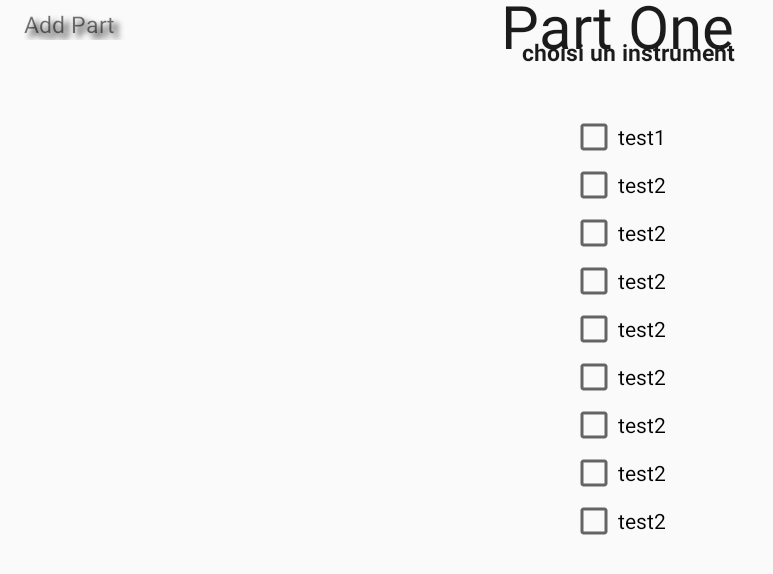
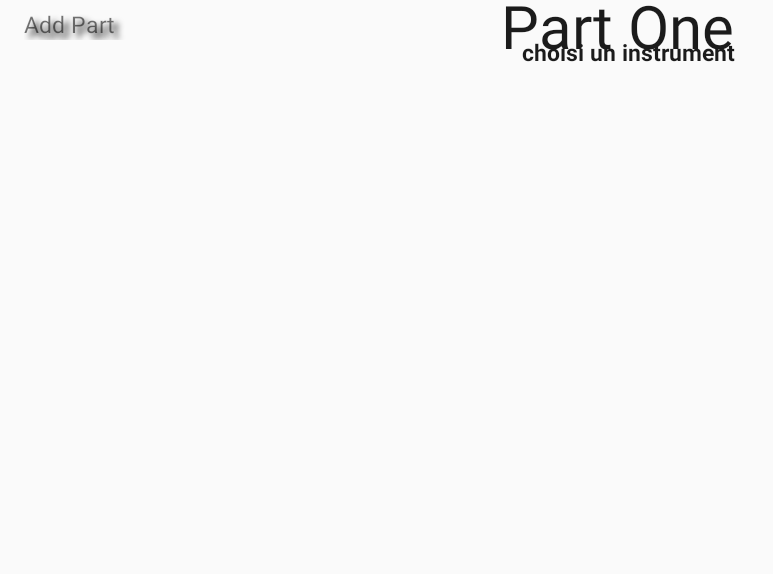
Before and after one commit to RenardFestif/2I013, an Android app: the InstrumentActivity screen opened directly, with no data from a screen before it, on a phone screen of 824 x 412 dp (held sideways). Shown: the top 574 px of the screen, without its empty margins (0-773 px from the left). Run offline under Robolectric (Android 15) with nearby library versions, the phone set to English and light mode, and no system bars; libraries missing offline, so code that uses them is left out: l2i013.musidroid.util; Roboto replaces fonts that are not available here.

Commit message:
minor changes

```diff
--- a/appdroid/Musidroid/app/src/main/java/com/musidroid/InstrumentActivity.java
+++ b/appdroid/Musidroid/app/src/main/java/com/musidroid/InstrumentActivity.java
@@ -1,10 +1,15 @@
 package com.musidroid;
 
+import android.content.Context;
 import android.support.v7.app.AppCompatActivity;
 import android.os.Bundle;
 import android.view.View;
 import android.widget.CheckBox;
 import android.widget.ScrollView;
+
+import l2i013.musidroid.util.*;
+
+
 
 
 public class InstrumentActivity extends AppCompatActivity {
@@ -20,8 +25,14 @@ public class InstrumentActivity extends AppCompatActivity {
                 | View.SYSTEM_UI_FLAG_LAYOUT_HIDE_NAVIGATION
                 | View.SYSTEM_UI_FLAG_IMMERSIVE_STICKY);
 
+        /*ScrollView sv = (ScrollView) findViewById(R.id.scrollInstru);
+        CheckBox cb = new CheckBox(getBaseContext());
+        for (InstrumentName instru : InstrumentName.values()){
 
+            cb.setText(instru);
+            sv.addView(cb);
 
+        }*/
 
 
     }
--- a/appdroid/Musidroid/app/src/main/res/layout/activity_instrument.xml
+++ b/appdroid/Musidroid/app/src/main/res/layout/activity_instrument.xml
@@ -82,48 +82,8 @@ tools:context="com.musidroid.InstrumentActivity">
             android:orientation="vertical"
             android:gravity="center">
 
-            <CheckBox
-                android:layout_width="wrap_content"
-                android:layout_height="wrap_content"
-                android:text="test1"
-                />
-            <CheckBox
-                android:layout_width="wrap_content"
-                android:layout_height="wrap_content"
-                android:text="test2"/>
-            <CheckBox
-                android:layout_width="wrap_content"
-                android:layout_height="wrap_content"
-                android:text="test2"/>
 
-            <CheckBox
-                android:layout_width="wrap_content"
-                android:layout_height="wrap_content"
-                android:text="test2"/>
-            <CheckBox
-                android:layout_width="wrap_content"
-                android:layout_height="wrap_content"
-                android:text="test2"/>
 
-            <CheckBox
-                android:layout_width="wrap_content"
-                android:layout_height="wrap_content"
-                android:text="test2"/>
-
-            <CheckBox
-                android:layout_width="wrap_content"
-                android:layout_height="wrap_content"
-                android:text="test2"/>
-
-            <CheckBox
-                android:layout_width="wrap_content"
-                android:layout_height="wrap_content"
-                android:text="test2"/>
-
-            <CheckBox
-                android:layout_width="wrap_content"
-                android:layout_height="wrap_content"
-                android:text="test2"/>
 
 
 
```
